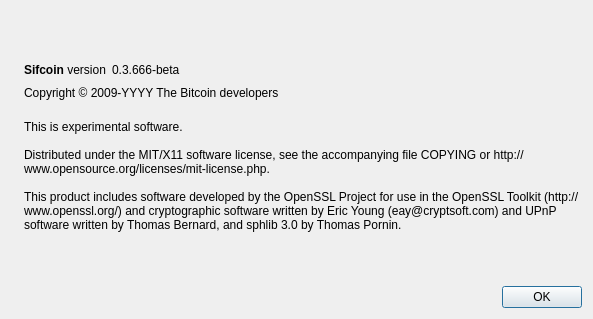
This is src/qt/forms/aboutdialog.ui in quark-project/quark as Qt 5 draws it before an edit. The edited form follows.
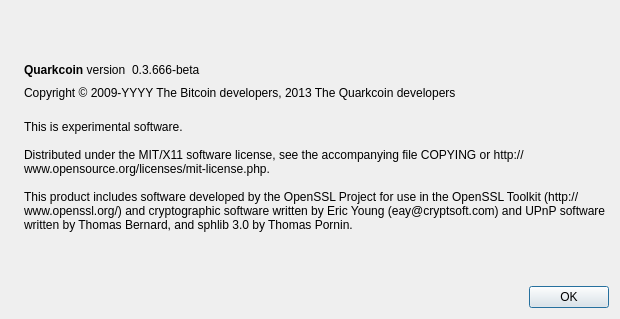
This is the edited form. Icons and pictures are not drawn.

```diff
--- a/src/qt/forms/aboutdialog.ui
+++ b/src/qt/forms/aboutdialog.ui
@@ -6,7 +6,7 @@
    <rect>
     <x>0</x>
     <y>0</y>
-    <width>593</width>
+    <width>620</width>
     <height>319</height>
    </rect>
   </property>
@@ -50,7 +50,7 @@
           <cursorShape>IBeamCursor</cursorShape>
          </property>
          <property name="text">
-          <string>&lt;html&gt;&lt;head/&gt;&lt;body&gt;&lt;p&gt;&lt;span style=&quot; font-weight:600;&quot;&gt;Sifcoin&lt;/span&gt; version&lt;/p&gt;&lt;/body&gt;&lt;/html&gt;</string>
+          <string>&lt;html&gt;&lt;head/&gt;&lt;body&gt;&lt;p&gt;&lt;span style=&quot; font-weight:600;&quot;&gt;Quarkcoin&lt;/span&gt; version&lt;/p&gt;&lt;/body&gt;&lt;/html&gt;</string>
          </property>
          <property name="textInteractionFlags">
           <set>Qt::LinksAccessibleByMouse|Qt::TextSelectableByKeyboard|Qt::TextSelectableByMouse</set>
@@ -91,7 +91,7 @@
         <cursorShape>IBeamCursor</cursorShape>
        </property>
        <property name="text">
-        <string notr="true">Copyright &amp;copy; 2009-YYYY The Bitcoin developers</string>
+        <string notr="true">Copyright &amp;copy; 2009-YYYY The Bitcoin developers, 2013 The Quarkcoin developers</string>
        </property>
        <property name="textFormat">
         <enum>Qt::RichText</enum>
```
Left out of the diff: 2 changed lines with no effect on the pictures.
